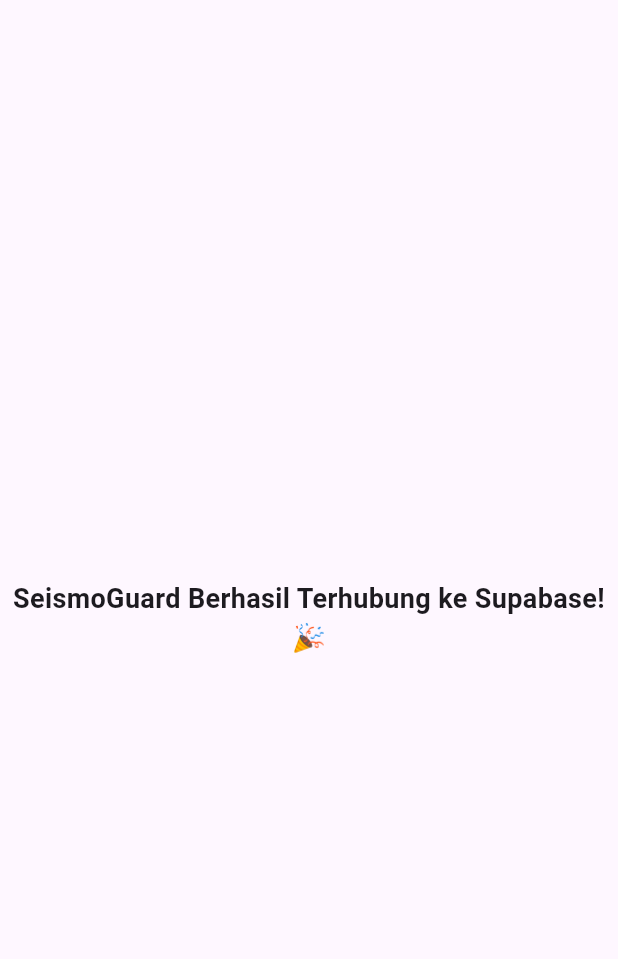
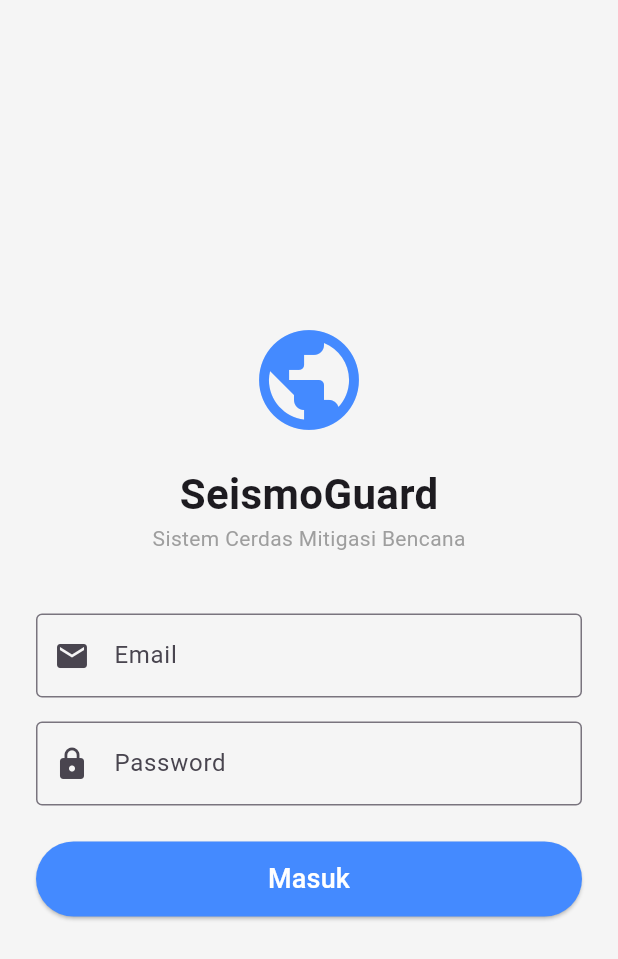
Before and after one commit to GhenAyari/UTS-BussinesIntelligence, a Flutter app: the screen it shows after launch, on a phone screen of 412 x 824 dp. Shown: the top 959 px of the screen. Run offline on Flutter 3.47's test engine with Material 3 defaults, Android fonts, the phone set to English and light mode, and no system bars; our stand-ins replace supabase_flutter; accounts and stored records are empty.

Commit message:
tampilan login

```diff
--- a/lib/main.dart
+++ b/lib/main.dart
@@ -1,25 +1,16 @@
 import 'package:flutter/material.dart';
 import 'package:supabase_flutter/supabase_flutter.dart';
-import 'package:flutter_dotenv/flutter_dotenv.dart';
+import 'screens/login_screen.dart';
 
 Future<void> main() async {
-  // Wajib dipanggil sebelum inisialisasi hal lain di Flutter
   WidgetsFlutterBinding.ensureInitialized();
 
-  // 1. Membaca file .env
-  await dotenv.load(fileName: ".env");
-
-  // 2. Mengambil URL dan Key dari .env yang sudah kamu buat
-  String supabaseUrl = dotenv.env['SUPABASE_URL'] ?? '';
-  String supabaseAnonKey = dotenv.env['SUPABASE_ANON_KEY'] ?? '';
-
-  // 3. Menghubungkan Flutter ke Supabase
+  // KITA SUNTIK LANGSUNG URL & KEY-NYA DI SINI (TANPA .ENV)
   await Supabase.initialize(
-    url: supabaseUrl,
-    anonKey: supabaseAnonKey,
+    url: 'https://tdjmedsweejiwibzywtv.supabase.co',
+    anonKey: 'eyJhbGciOiJIUzI1NiIsInR5cCI6IkpXVCJ9.eyJpc3MiOiJzdXBhYmFzZSIsInJlZiI6InRkam1lZHN3ZWVqaXdpYnp5d3R2Iiwicm9sZSI6ImFub24iLCJpYXQiOjE3Nzg0NzI3ODksImV4cCI6MjA5NDA0ODc4OX0.ggSVpWwbvnSYbGJR6KuY9zrHtNbpqMhx9zKBVNBFxeE',
   );
 
-  // 4. Menjalankan aplikasi
   runApp(const MyApp());
 }
 
@@ -30,19 +21,11 @@
   Widget build(BuildContext context) {
     return MaterialApp(
       title: 'SeismoGuard',
-      debugShowCheckedModeBanner: false, // Menghilangkan pita "DEBUG" di pojok kanan atas
+      debugShowCheckedModeBanner: false,
       theme: ThemeData(
         primarySwatch: Colors.blue,
       ),
-      home: const Scaffold(
-        body: Center(
-          child: Text(
-            'SeismoGuard Berhasil Terhubung ke Supabase! 🎉',
-            style: TextStyle(fontSize: 18, fontWeight: FontWeight.bold),
-            textAlign: TextAlign.center,
-          ),
-        ),
-      ),
+      home: const LoginScreen(),
     );
   }
 }
--- /dev/null
+++ b/lib/screens/login_screen.dart
@@ -0,0 +1,154 @@
+import 'package:flutter/material.dart';
+import 'package:supabase_flutter/supabase_flutter.dart';
+
+class LoginScreen extends StatefulWidget {
+  const LoginScreen({super.key});
+
+  @override
+  State<LoginScreen> createState() => _LoginScreenState();
+}
+
+class _LoginScreenState extends State<LoginScreen> {
+  final _emailController = TextEditingController();
+  final _passwordController = TextEditingController();
+  bool _isLoading = false;
+
+  // Fungsi untuk memproses login
+  Future<void> _login() async {
+    setState(() {
+      _isLoading = true;
+    });
+
+    try {
+      // 1. KITA PAKSA BUAT AKUN BARU LANGSUNG DARI SINI
+      final response = await Supabase.instance.client.auth.signUp(
+        email: _emailController.text.trim(),
+        password: _passwordController.text.trim(),
+      );
+
+      if (response.user != null) {
+        if (mounted) {
+          ScaffoldMessenger.of(context).showSnackBar(
+            const SnackBar(content: Text('AKUN DIBUAT & BERHASIL MASUK! 🎉')),
+          );
+        }
+      }
+    } on AuthException catch (e) {
+      // 2. KALAU AKUNNYA TERNYATA UDAH ADA, BARU KITA SURUH LOGIN NORMAL
+      if (e.message.contains('User already registered')) {
+        try {
+          final loginResponse = await Supabase.instance.client.auth.signInWithPassword(
+            email: _emailController.text.trim(),
+            password: _passwordController.text.trim(),
+          );
+
+          if (loginResponse.user != null && mounted) {
+            ScaffoldMessenger.of(context).showSnackBar(
+              const SnackBar(content: Text('LOGIN NORMAL BERHASIL! 🎉')),
+            );
+          }
+        } catch (loginError) {
+          if (mounted) {
+             ScaffoldMessenger.of(context).showSnackBar(
+              SnackBar(content: Text('Gagal: $loginError')),
+            );
+          }
+        }
+      } else {
+        if (mounted) {
+          ScaffoldMessenger.of(context).showSnackBar(
+            SnackBar(content: Text('Error Supabase: ${e.message}')),
+          );
+        }
+      }
+    } catch (e) {
+      if (mounted) {
+        ScaffoldMessenger.of(context).showSnackBar(
+          SnackBar(content: Text('Error Sistem: $e')),
+        );
+      }
+    } finally {
+      if (mounted) {
+        setState(() {
+          _isLoading = false;
+        });
+      }
+    }
+  }
+
+  @override
+  void dispose() {
+    _emailController.dispose();
+    _passwordController.dispose();
+    super.dispose();
+  }
+
+  @override
+  Widget build(BuildContext context) {
+    return Scaffold(
+      backgroundColor: Colors.grey[100],
+      body: Center(
+        child: SingleChildScrollView(
+          padding: const EdgeInsets.all(24.0),
+          child: Column(
+            mainAxisAlignment: MainAxisAlignment.center,
+            children: [
+              // Logo atau Judul Aplikasi
+              const Icon(Icons.public, size: 80, color: Colors.blueAccent),
+              const SizedBox(height: 16),
+              const Text(
+                'SeismoGuard',
+                style: TextStyle(fontSize: 28, fontWeight: FontWeight.bold),
+              ),
+              const Text(
+                'Sistem Cerdas Mitigasi Bencana',
+                style: TextStyle(color: Colors.grey),
+              ),
+              const SizedBox(height: 40),
+
+              // Form Email
+              TextField(
+                controller: _emailController,
+                keyboardType: TextInputType.emailAddress,
+                decoration: const InputDecoration(
+                  labelText: 'Email',
+                  prefixIcon: Icon(Icons.email),
+                  border: OutlineInputBorder(),
+                ),
+              ),
+              const SizedBox(height: 16),
+
+              // Form Password
+              TextField(
+                controller: _passwordController,
+                obscureText: true,
+                decoration: const InputDecoration(
+                  labelText: 'Password',
+                  prefixIcon: Icon(Icons.lock),
+                  border: OutlineInputBorder(),
+                ),
+              ),
+              const SizedBox(height: 24),
+
+              // Tombol Login
+              SizedBox(
+                width: double.infinity,
+                height: 50,
+                child: ElevatedButton(
+                  onPressed: _isLoading ? null : _login,
+                  style: ElevatedButton.styleFrom(
+                    backgroundColor: Colors.blueAccent,
+                    foregroundColor: Colors.white,
+                  ),
+                  child: _isLoading
+                      ? const CircularProgressIndicator(color: Colors.white)
+                      : const Text('Masuk', style: TextStyle(fontSize: 18)),
+                ),
+              ),
+            ],
+          ),
+        ),
+      ),
+    );
+  }
+}
--- a/pubspec.yaml
+++ b/pubspec.yaml
@@ -32,6 +32,3 @@
 flutter:
 
   uses-material-design: true
-
-  assets:
-    - .env
```
Also changed, not shown: 1 other file.
